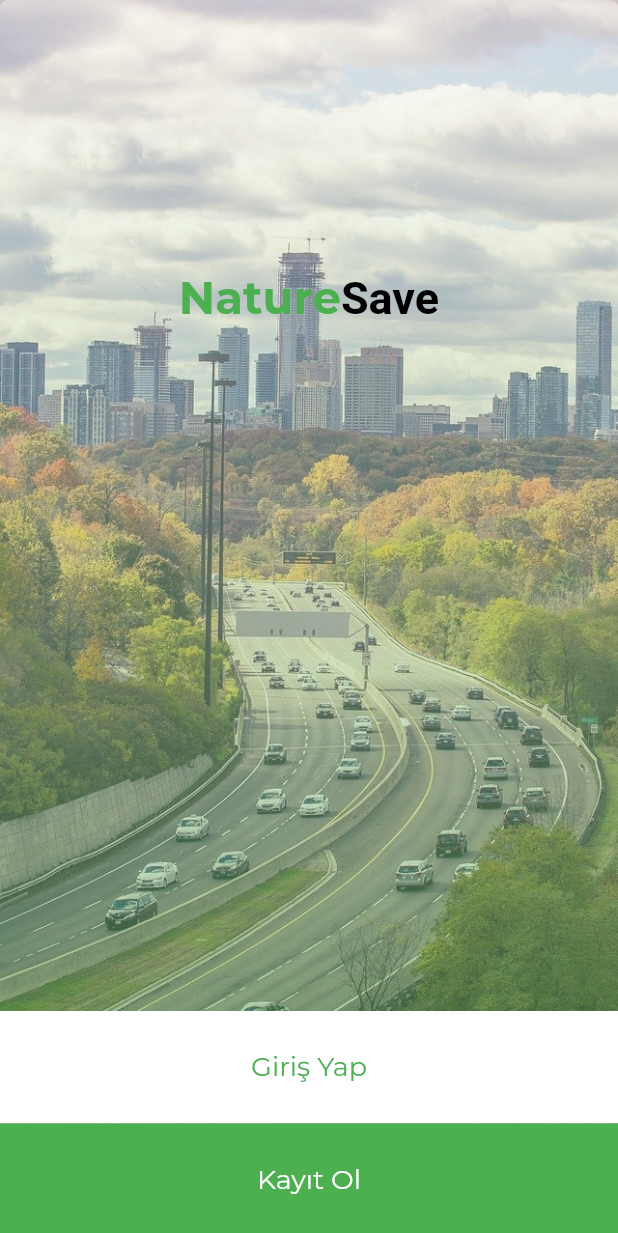
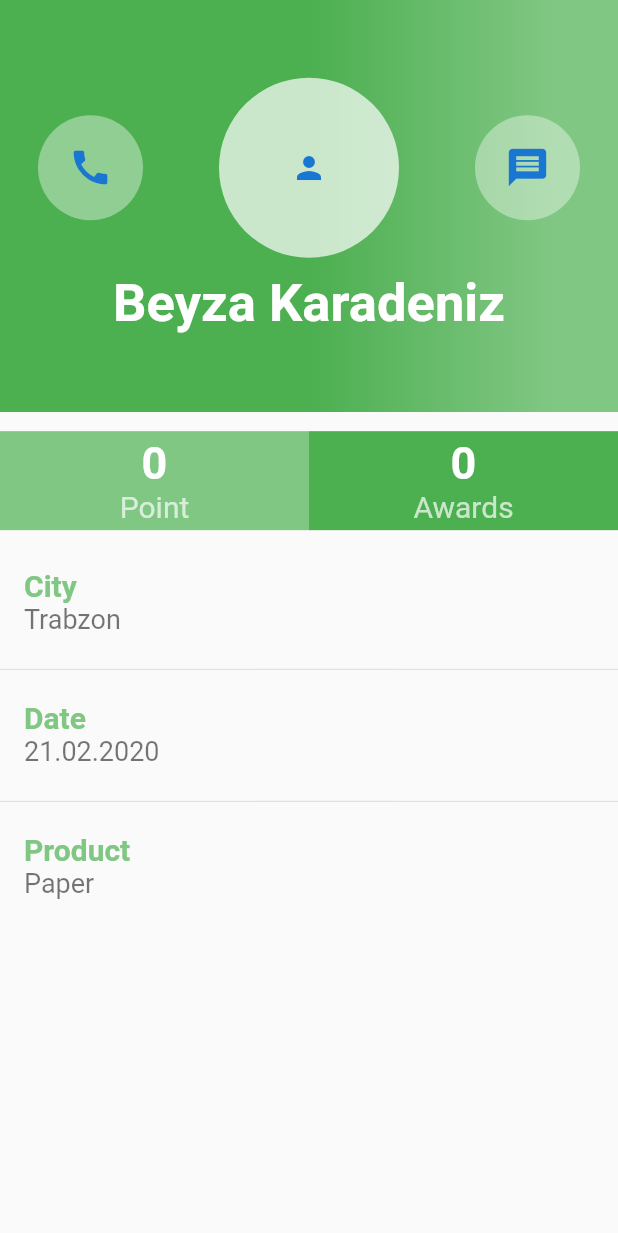
Before and after one commit to Krdnzbyza/NatureSave, a Flutter app: the screen it shows after launch, on a phone screen of 412 x 824 dp. Shown: the top 1233 px of the screen. Run offline on Flutter 3.47's test engine with Material 2 defaults, Android fonts, the phone set to English and light mode, and no system bars; our stand-ins replace cloud_firestore, device_info, easy_localization, eva_icons_flutter, firebase_auth, firebase_core and 7 more; accounts and stored records are empty.

Commit message:
profil screen changed

```diff
--- a/lib/main.dart
+++ b/lib/main.dart
@@ -1,3 +1,4 @@
+import 'package:easy_localization/easy_localization.dart';
 import 'package:firebase_core/firebase_core.dart';
 import 'package:flutter/material.dart';
 import 'package:flutter/services.dart';
@@ -32,7 +33,7 @@ class MyApp extends StatelessWidget {
       child: MaterialApp(
         debugShowCheckedModeBanner: false,
         title: 'NatureSave',
-        home: WelcomeScreen(),
+        home: ProfilScreen(),
         theme: ThemeData.light().copyWith(
           appBarTheme: AppBarTheme(
             color: const Color(0xFF1ad760),
--- a/lib/ui/profile/profile_screen.dart
+++ b/lib/ui/profile/profile_screen.dart
@@ -1,94 +1,153 @@
-import 'package:eva_icons_flutter/eva_icons_flutter.dart';
-import 'package:eva_icons_flutter/icon_data.dart';
 import 'package:flutter/material.dart';
-import 'package:font_awesome_flutter/font_awesome_flutter.dart';
-import 'package:naturesave/models/account.dart';
-import 'package:naturesave/viewmodels/account_provider.dart';
-import 'package:provider/provider.dart';
 
-class ProfileScreen extends StatefulWidget {
+class ProfilScreen extends StatefulWidget {
   @override
-  _ProfileScreenState createState() => _ProfileScreenState();
+  _ProfilScreenState createState() => _ProfilScreenState();
 }
 
-class _ProfileScreenState extends State<ProfileScreen> {
-  AccountProvider _accountProvider;
+class _ProfilScreenState extends State<ProfilScreen> {
   @override
   Widget build(BuildContext context) {
-    _accountProvider = Provider.of<AccountProvider>(context);
     return Scaffold(
-      body: Padding(
-        padding: const EdgeInsets.only(top: 60.0),
-        child: Center(
-          child: Column(
+      body: Column(children: [
+        Expanded(flex: 3, child: buildContainerPart()),
+        Expanded(child: buildContainerPoint()),
+        Expanded(flex: 5, child: buildAllMethod()),
+      ]),
+    );
+  }
+
+  Container buildContainerPart() {
+    return Container(
+      decoration: BoxDecoration(
+          gradient: LinearGradient(
+        colors: [Colors.green, Colors.green.shade300],
+        begin: Alignment.centerLeft,
+        end: Alignment.centerRight,
+        stops: [0.5, 0.9],
+      )),
+      child: buildPersonAvatar(),
+    );
+  }
+
+  Column buildPersonAvatar() {
+    return Column(
+        crossAxisAlignment: CrossAxisAlignment.center,
+        mainAxisAlignment: MainAxisAlignment.center,
+        children: <Widget>[
+          Row(
               mainAxisAlignment: MainAxisAlignment.spaceAround,
               children: <Widget>[
                 CircleAvatar(
-                backgroundImage: _accountProvider.currentAccount.avatar != null
-                    ? NetworkImage(_accountProvider.currentAccount.avatar)
-                    : null,
-                child: _accountProvider.currentAccount.avatar != null
-                    ? null
-                    : Icon(EvaIcons.person),
-                radius: 75.0,
+                    backgroundColor: Colors.white38,
+                    minRadius: 35.0,
+                    child: Icon(Icons.call, size: 30.0)),
+                CircleAvatar(
+                    backgroundColor: Colors.white70,
+                    minRadius: 60.0,
+                    child: Icon(Icons.person)),
+                CircleAvatar(
+                    backgroundColor: Colors.white38,
+                    minRadius: 35.0,
+                    child: Icon(Icons.message, size: 30.0))
+              ]),
+          SizedBox(
+            height: 10,
           ),
           Text('Beyza Karadeniz',
-                  style: Theme.of(context)
-                      .textTheme
-                      .bodyText1
-                      .copyWith(fontSize: 24, color: Colors.black)),
-              Row(
-                mainAxisAlignment: MainAxisAlignment.spaceAround,
+              style: TextStyle(
+                fontSize: 35,
+                fontWeight: FontWeight.bold,
+                color: Colors.white,
+              ))
+        ]);
+  }
+
+  ListView buildAllMethod() {
+    return ListView(
+      children: <Widget>[builContainerInformation()],
+    );
+  }
+
+  Container builContainerInformation() {
+    return Container(
+      child: buildColumn(),
+    );
+  }
+
+  Column buildColumn() {
+    return Column(
       children: <Widget>[
-                  Column(
-                    children: <Widget>[
-                      CircleAvatar(
-                        backgroundColor: Colors.brown,
-                        radius: 32,
-                        child: Text(
-                          '50',
-                          style: TextStyle(color: Colors.white),
-                        ),
-                      ),
-                      SizedBox(
-                        height: 10.0,
-                      ),
-                      Text('Puan',
+        ListTile(
+            title: Text('City',
                 style: TextStyle(
-                              fontWeight: FontWeight.bold, color: Colors.green))
+                  color: Colors.green.shade300,
+                  fontSize: 20,
+                  fontWeight: FontWeight.bold,
+                )),
+            subtitle: Text('Trabzon', style: TextStyle(fontSize: 18))),
+        Divider(),
+        ListTile(
+            title: Text('Date',
+                style: TextStyle(
+                  color: Colors.green.shade300,
+                  fontSize: 20,
+                  fontWeight: FontWeight.bold,
+                )),
+            subtitle: Text('21.02.2020', style: TextStyle(fontSize: 18))),
+        Divider(),
+        ListTile(
+            title: Text('Product',
+                style: TextStyle(
+                  color: Colors.green.shade300,
+                  fontSize: 20,
+                  fontWeight: FontWeight.bold,
+                )),
+            subtitle: Text('Paper', style: TextStyle(fontSize: 18))),
       ],
-                  ),
-                  Column(
-                    children: <Widget>[
-                      CircleAvatar(
-                        backgroundColor: Colors.brown,
-                        radius: 32,
-                        child: Text(
-                          '100',
-                          style: TextStyle(color: Colors.white),
-                        ),
-                      ),
-                      SizedBox(
-                        height: 10.0,
-                      ),
-                      Text('Bağış',
+    );
+  }
+
+  Container buildContainerPoint() {
+    return Container(child: buildDifferentOption());
+  }
+
+  Row buildDifferentOption() {
+    return Row(children: <Widget>[
+      Expanded(
+          child: Container(
+              color: Colors.green.shade300,
+              child: ListTile(
+                  title: Text('0',
+                      textAlign: TextAlign.center,
                       style: TextStyle(
                         fontWeight: FontWeight.bold,
+                        fontSize: 30,
+                        color: Colors.white,
+                      )),
+                  subtitle: Text('Point',
+                      textAlign: TextAlign.center,
+                      style: TextStyle(
+                        fontSize: 20,
+                        color: Colors.white70,
+                      ))))),
+      Expanded(
+          child: Container(
               color: Colors.green,
-                          ))
-                    ],
-                  )
-                ],
-              ),
-              Container(
-                height: 400.0,
-                width: double.infinity,
-                color: Colors.green,
-              )
-            ],
-          ),
-        ),
-      ),
-    );
+              child: ListTile(
+                  title: Text('0',
+                      textAlign: TextAlign.center,
+                      style: TextStyle(
+                        fontWeight: FontWeight.bold,
+                        fontSize: 30,
+                        color: Colors.white,
+                      )),
+                  subtitle: Text('Awards',
+                      textAlign: TextAlign.center,
+                      style: TextStyle(
+                        fontSize: 20,
+                        color: Colors.white70,
+                      )))))
+    ]);
   }
 }
--- a/lib/ui/root_screen.dart
+++ b/lib/ui/root_screen.dart
@@ -34,7 +34,7 @@ class _RootScreenState extends State<RootScreen> with TickerProviderStateMixin {
             children: <Widget>[
               Expanded(
                 child: PageView(
-                  children: [MapScreen(), LeaderBoardScreen(), ProfileScreen()],
+                  children: [MapScreen(), LeaderBoardScreen(), ProfilScreen()],
                   physics: NeverScrollableScrollPhysics(),
                   controller: _pageController,
                 ),
```
Also changed, not shown: 1 other file. Lines whose indentation alone changed are shown as unchanged.
